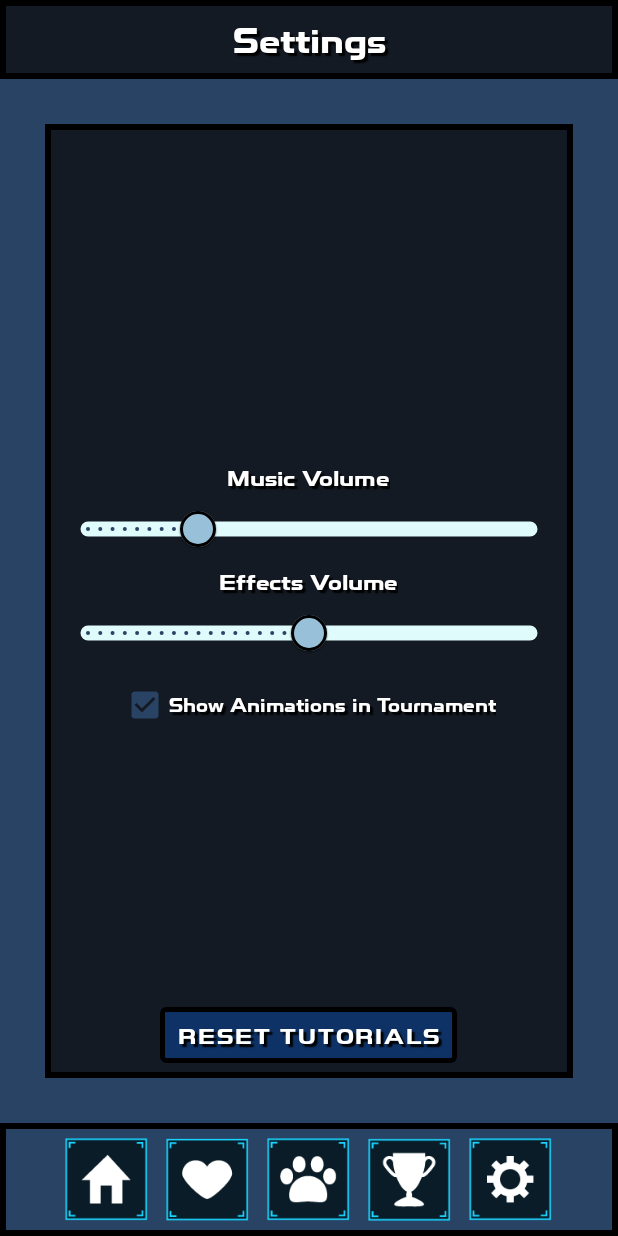
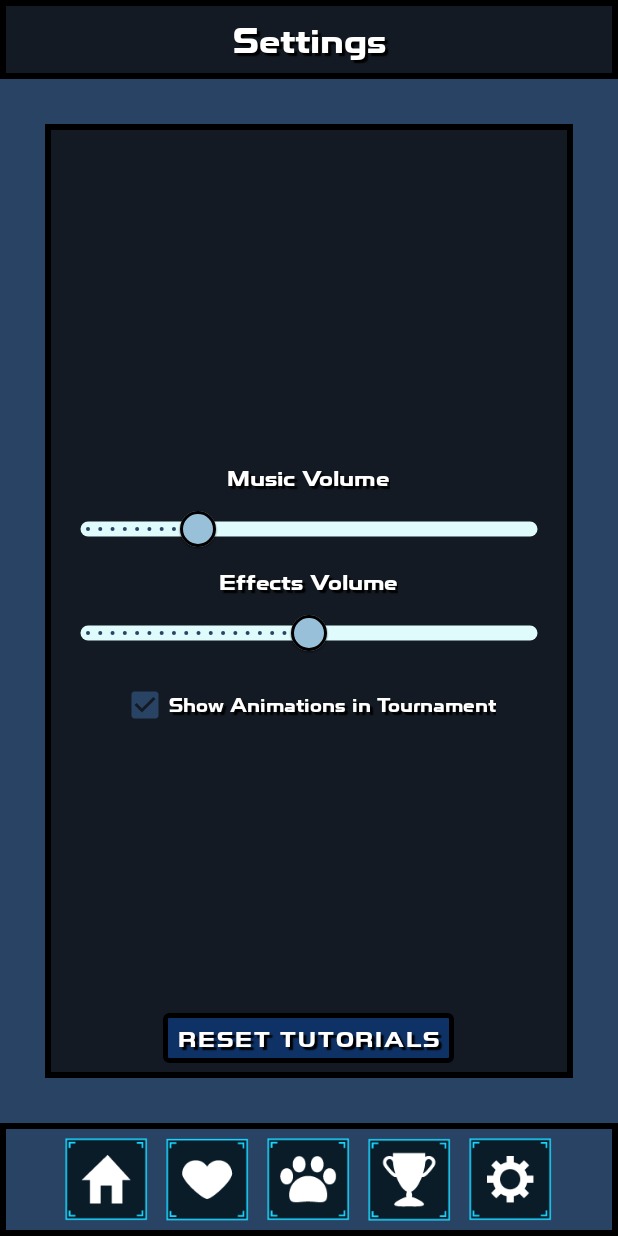
Before and after one commit to Lertos/project-yorkie, an Android app: the SettingsPage screen opened directly, with no data from a screen before it, on a phone screen of 412 x 824 dp. Run offline under Robolectric (Android 15) with nearby library versions, the phone set to English and light mode, and no system bars; 3 statements that could not run were skipped.

Commit message:
Making button vertical size a tad smaller

```diff
--- a/app/src/main/res/values/styles.xml
+++ b/app/src/main/res/values/styles.xml
@@ -86,8 +86,8 @@
         <item name="android:minWidth">0dp</item>
         <item name="android:insetTop">0dp</item>
         <item name="android:insetBottom">0dp</item>
-        <item name="android:paddingHorizontal">12dp</item>
-        <item name="android:paddingVertical">8dp</item>
+        <item name="android:paddingHorizontal">10dp</item>
+        <item name="android:paddingVertical">6dp</item>
         <item name="backgroundTint">@color/button_color</item>
         <item name="android:textColor">@color/white</item>
         <item name="android:shadowColor">#000000</item>
```
